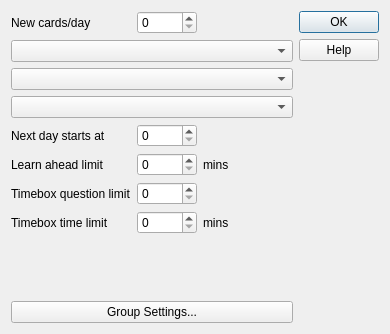
This is designer/studyopts.ui in ankitects/anki as Qt 5 draws it before an edit. The edited form follows.
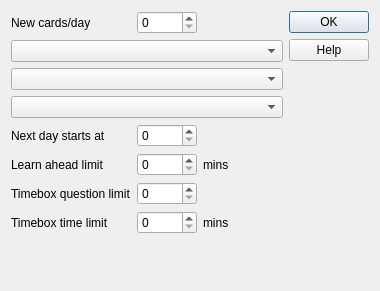
This is the edited form.

Commit message: fix study opts tab order; remove group settings button

What changed in the file:
```diff
--- a/designer/studyopts.ui
+++ b/designer/studyopts.ui
@@ -6,16 +6,14 @@
    <rect>
     <x>0</x>
     <y>0</y>
-    <width>390</width>
-    <height>334</height>
+    <width>380</width>
+    <height>291</height>
    </rect>
   </property>
   <property name="windowTitle">
    <string>Dialog</string>
   </property>
-  <layout class="QHBoxLayout" name="horizontalLayout" stretch="1,0">
-   <item>
-    <layout class="QVBoxLayout" name="verticalLayout">
+  <layout class="QHBoxLayout" name="horizontalLayout">
      <item>
       <layout class="QGridLayout" name="gridLayout">
        <item row="4" column="0">
@@ -120,9 +118,7 @@
          </property>
         </widget>
        </item>
-      </layout>
-     </item>
-     <item>
+     <item row="8" column="0">
       <spacer name="verticalSpacer">
        <property name="orientation">
         <enum>Qt::Vertical</enum>
@@ -135,17 +131,10 @@
        </property>
       </spacer>
      </item>
-     <item>
-      <widget class="QPushButton" name="groupSettings">
-       <property name="text">
-        <string>Group Settings...</string>
-       </property>
-      </widget>
-     </item>
     </layout>
    </item>
    <item>
-    <layout class="QVBoxLayout" name="verticalLayout_2" stretch="0,1">
+    <layout class="QVBoxLayout" name="verticalLayout_2" stretch="0,5">
      <item>
       <widget class="QDialogButtonBox" name="buttonBox">
        <property name="orientation">
```
Left out of the diff: 1 changed line with no effect on the pictures. Lines whose indentation alone changed are shown as unchanged.
